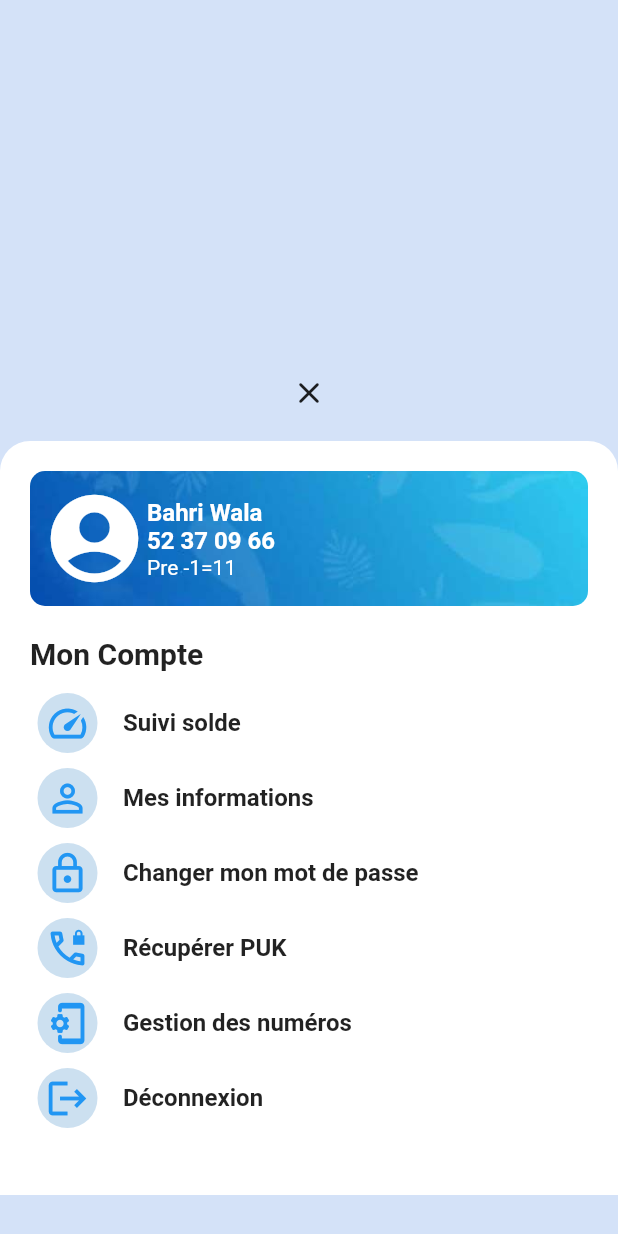
After one commit to Bahri-Wala/myTT, a Flutter app: the Account screen opened directly, on a phone screen of 412 x 824 dp. The commit adds this screen. Run offline on Flutter 3.47's test engine with Material 2 defaults, Android fonts, the phone set to English and light mode, and no system bars; our stand-ins replace carousel_slider, dio, flutter_secure_storage, flutter_switch, smooth_page_indicator; missing offline and left inert: fresh_dio, show_more_text_popup; accounts and stored records are empty.

Commit message:
add menu and account screens

```diff
--- /dev/null
+++ b/lib/screens/account.dart
@@ -0,0 +1,161 @@
+// ignore_for_file: prefer_const_constructors, prefer_const_literals_to_create_immutables
+
+import 'package:flutter/material.dart';
+import 'package:carousel_slider/carousel_slider.dart';
+import 'package:smooth_page_indicator/smooth_page_indicator.dart';
+import '../widgets/bottom_navBar.dart';
+
+class Account extends StatefulWidget{
+  const Account({super.key});
+
+  @override
+  _AccountState createState() => _AccountState();
+}
+
+class _AccountState extends State<Account> {
+  List<String> titles = ["Suivi solde", "Mes informations", "Changer mon mot de passe", "Récupérer PUK", "Gestion des numéros", "Déconnexion"];
+  List<Icon> icons = [Icon(Icons.speed,size: 30,color: Colors.blue), Icon(Icons.person_outline,size: 30,color: Colors.blue),  Icon(Icons.lock_outline,size: 30,color: Colors.blue), Icon(Icons.phone_locked_outlined,size: 30,color: Colors.blue), Icon(Icons.phonelink_setup_rounded,size: 30,color: Colors.blue), Icon(Icons.logout,size: 30,color: Colors.blue)];
+  int activeIndex = 0;
+
+  @override
+  Widget build(BuildContext context) {
+    final Size screenSize = MediaQuery.of(context).size;
+    return Scaffold(
+      backgroundColor: Color.fromARGB(255, 212, 226, 248),
+      body: SingleChildScrollView(
+        child: Column(
+          children: <Widget>[
+            Padding(
+              padding: const EdgeInsets.only(top:250,bottom: 20),
+              child: Center(
+                child: InkWell(
+                  onTap: (() {
+                    Navigator.pop(context);
+                  }),
+                  child: Icon(Icons.close_rounded)
+                )
+              ),
+            ),
+            Container(
+              height: MediaQuery.of(context).size.height*0.61,
+              width: double.infinity,
+              decoration: BoxDecoration(
+                borderRadius: BorderRadius.only(topLeft: Radius.circular(20),topRight: Radius.circular(20)),
+                color: Colors.white
+              ),
+              child: Column(
+                children: <Widget> [
+                  Padding(
+                    padding: const EdgeInsets.all(20),
+                    child: Container(
+                      height: 90,
+                      decoration: BoxDecoration(
+                        borderRadius: BorderRadius.circular(10),
+                        image: const DecorationImage(
+                          image: AssetImage("lib/asset/images/plant_bg.jpg"),
+                          fit: BoxFit.cover,
+                        ),
+                      ),
+                      child: Row(
+                        mainAxisAlignment: MainAxisAlignment.start,
+                        children: [
+                          Padding(
+                            padding: const EdgeInsets.only(left: 8.0),
+                            child: Icon(
+                              Icons.account_circle,
+                              size: 70,
+                              color: Colors.white,
+                            ),
+                          ),
+                          Column(
+                            crossAxisAlignment: CrossAxisAlignment.start,
+                            mainAxisAlignment: MainAxisAlignment.center,
+                            children: [
+                              Text(
+                                "Bahri Wala",
+                                style: TextStyle(
+                                  color: Colors.white,
+                                  fontWeight: FontWeight.bold,
+                                  fontSize: 16
+                                ),
+                              ),
+                              Text(
+                                "52 37 09 66",
+                                style: TextStyle(
+                                  color: Colors.white,
+                                  fontWeight: FontWeight.bold,
+                                  fontSize: 16
+                                ),
+                              ),
+                              Text(
+                                "Pre -1=11",
+                                style: TextStyle(
+                                  color: Colors.white
+                                ),
+                              )
+                            ],
+                          ),
+                        ],
+                      ),
+                    ),
+                  ),
+                  Align(
+                    alignment: Alignment.topLeft,
+                    child: Padding(
+                      padding: const EdgeInsets.only(left:20,bottom: 15),
+                      child: Text(
+                        "Mon Compte",
+                        style: TextStyle(
+                          fontWeight: FontWeight.bold,
+                          fontSize: 20
+                        ),
+                      ),
+                    )
+                  ),
+                  ListView.separated(
+                    scrollDirection: Axis.vertical,
+                    shrinkWrap: true,
+                    physics: NeverScrollableScrollPhysics(),
+                    padding: const EdgeInsets.only(left:20,right: 20),
+                    itemBuilder: (context, index){return buildList(index);},
+                    separatorBuilder: (context, index){return const SizedBox(height: 10);},
+                    itemCount: titles.length
+                  ),
+                ],
+              ),
+            ),
+          ]
+        )
+      ),
+      //bottomNavigationBar: BottomNavBar(activeIndex: activeIndex)
+    );
+  }
+
+  Widget buildList(int index){
+    return Container(
+      height: 40,
+      child: Row(children: [
+        Container(
+          height: 50,
+          width: 50,
+          decoration: BoxDecoration(
+            shape: BoxShape.circle,
+            color: Color.fromARGB(255, 204, 224, 240)
+          ),
+          child: icons[index]
+        ),
+        Padding(
+          padding: const EdgeInsets.only(left:12),
+          child: Text(
+            titles[index],
+            style: TextStyle(
+              fontWeight: FontWeight.bold,
+              fontSize: 16
+            ),
+          ),
+        )
+      ]),
+    );
+  }
+
+}
--- a/lib/screens/assistance.dart
+++ b/lib/screens/assistance.dart
@@ -13,7 +13,7 @@ class Assistance extends StatefulWidget{
 
 class _AssistanceState extends State<Assistance> {
   List<String> titles = ["Renseignement", "Réclamation", "Suggestion", "Historique", "Service client", "Service renseignement"];
-  List<Icon> icons = [Icon(Icons.info,size: 30,color: Colors.blue), Icon(Icons.report_problem,size: 30,color: Colors.blue), Icon(Icons.lightbulb,size: 30,color: Colors.blue), Icon(Icons.history,size: 30,color: Colors.blue), Icon(Icons.person,size: 30,color: Colors.blue), Icon(Icons.question_mark_rounded,size: 30,color: Colors.blue)];
+  List<Icon> icons = [Icon(Icons.info,size: 30,color: Colors.blue), Icon(Icons.report_problem,size: 30,color: Colors.blue), Icon(Icons.emoji_objects_outlined,size: 30,color: Colors.blue), Icon(Icons.history,size: 30,color: Colors.blue), Icon(Icons.person,size: 30,color: Colors.blue), Icon(Icons.question_mark_rounded,size: 30,color: Colors.blue)];
   int activeIndex = 1;
 
   @override
--- a/lib/screens/home.dart
+++ b/lib/screens/home.dart
@@ -92,6 +92,7 @@ class _HomeState extends State<Home> {
                           ),
                           Column(
                             mainAxisAlignment: MainAxisAlignment.center,
+                            crossAxisAlignment: CrossAxisAlignment.start,
                             children: [
                               Text(
                                 "52 37 09 66",
--- a/lib/screens/login.dart
+++ b/lib/screens/login.dart
@@ -4,7 +4,9 @@ import 'package:flutter_switch/flutter_switch.dart';
 import 'package:mytt_front/models/user.dart';
 import 'package:mytt_front/screens/baseWidget.dart';
 import 'package:mytt_front/screens/send_code.dart';
+import 'package:mytt_front/screens/test.dart';
 import 'package:mytt_front/services/auth_service.dart';
+import 'package:mytt_front/services/user.service.dart';
 import 'package:show_more_text_popup/show_more_text_popup.dart';
 import 'home.dart';
 
@@ -309,7 +311,8 @@ class _LoginState extends State<Login> {
                 ),
                 borderRadius: BorderRadius.circular(20)),
               child: TextButton(
-                onPressed: () {Navigator.push(context, MaterialPageRoute(builder: (_) => SendCode()));},
+                onPressed: () {},
+                  //Navigator.push(context, MaterialPageRoute(builder: (_) => Splash(rep)));},
                 child: Text(
                   'Mode invité',
                   style: TextStyle(color: Colors.white, fontSize: 25),
```
Also changed, not shown: lib/navigation.dart (+49 -6 lines), lib/screens/menu.dart (added, +196 -0 lines), lib/screens/test.dart (added, +26 -0 lines), lib/services/user.service.dart (added, +24 -0 lines), lib/widgets/bottom_navBar.dart (+17 -12 lines).
